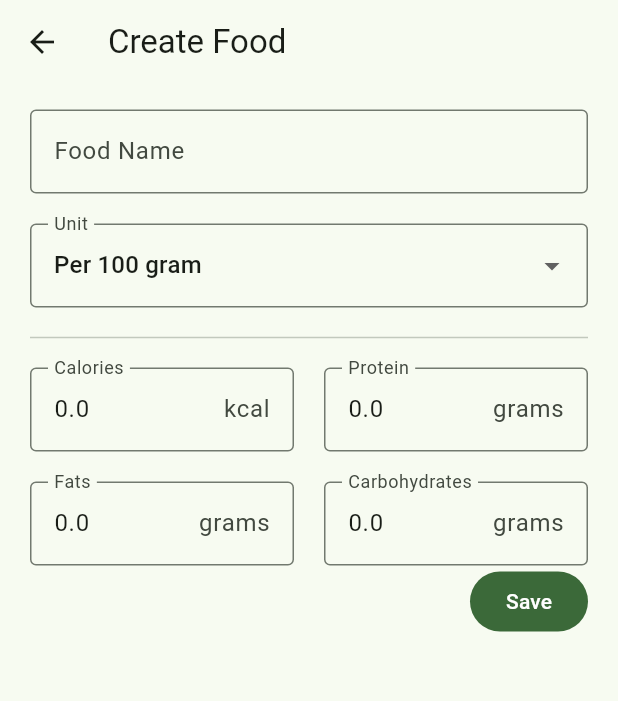
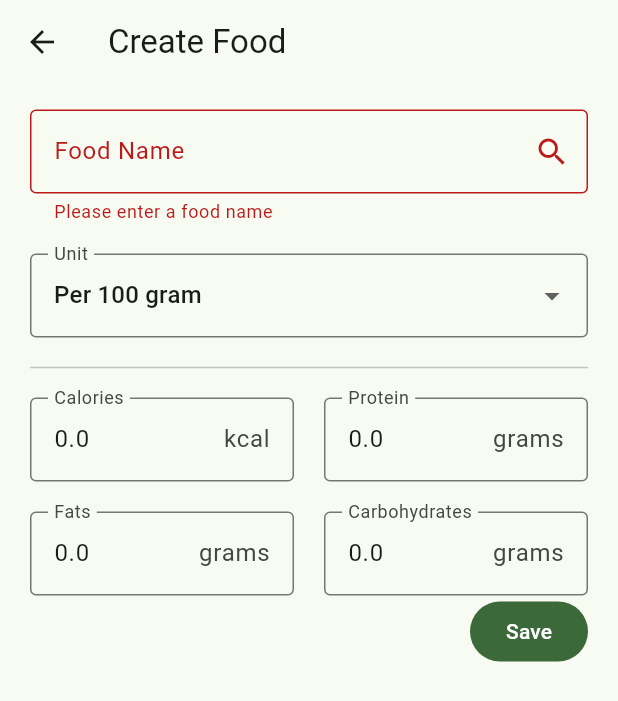
Before and after one commit to ashishtandon2000/macro_diary, a Flutter app: the ManageFood screen opened directly, after a tap on "Save", on a phone screen of 412 x 824 dp. Shown: the top 701 px of the screen. Run offline on Flutter 3.47's test engine with Material 3 defaults, Android fonts, the phone set to English and light mode, and no system bars; our stand-ins replace flutter_riverpod, isar; accounts and stored records are empty; generated files the repository leaves out were written again.

Commit message:
Add suggestion dropdown & search option

```diff
--- a/lib/features/food/presentation/view/manage_food_screen.dart
+++ b/lib/features/food/presentation/view/manage_food_screen.dart
@@ -6,7 +6,6 @@ import 'package:macro_diary/features/food/domain/entities/food.dart';
 import '../view_model/manage_food_viewmodel.dart';
 
 // TODO: Implement riverpod | refactor code
-
 
 class ManageFood extends ConsumerStatefulWidget {
   /// Screen to handle: create or edit food entry
@@ -29,14 +28,12 @@ class _ManageFoodState extends ConsumerState<ManageFood> {
     notif.initialLoading(widget.foodId);
   }
 
-
   @override
   Widget build(BuildContext context) {
-
     final state = ref.watch(manageFoodProvider);
 
     // if createMode entries will have zero values by default...
-    var initialData =  state.formInputs;
+    final initialData = state.formInputs;
 
     return Scaffold(
       appBar: AppBar(
@@ -52,20 +49,17 @@ class _ManageFoodState extends ConsumerState<ManageFood> {
                 child: SingleChildScrollView(
                   child: Column(
                     children: [
-                const SizedBox(height: 5,),
-                TextFormField(
-                  initialValue: initialData.name,
-                  autocorrect: true,
-                  enableSuggestions: true,
-                  onChanged: (name) {
-                    notif.updateInputs(name: name);
-                  },
-                  decoration: const InputDecoration(
-                      labelText: "Food Name",
-                      border: OutlineInputBorder(),
-                      hintText: "Food..."),
+                      const SizedBox(
+                        height: 5,
                       ),
-                const SizedBox(height: 20,),
+                      _FoodNameSearchField(
+                        key: ValueKey("food-name-${state.inputRevision}"),
+                        initialData: initialData,
+                        state: state,
+                      ),
+                      const SizedBox(
+                        height: 20,
+                      ),
                       DropdownButtonFormField(
                         decoration: const InputDecoration(
                           labelText: "Unit",
@@ -73,7 +67,9 @@ class _ManageFoodState extends ConsumerState<ManageFood> {
                         ),
                         value: initialData.unit,
                         onChanged: (unit) {
-                    if (unit != null) notif.updateInputs(unit: unit);
+                          if (unit != null) {
+                            notif.updateInputs(unit: unit);
+                          }
                         },
                         items: MeasureUnit.values
                             .map(
@@ -84,17 +80,35 @@ class _ManageFoodState extends ConsumerState<ManageFood> {
                             )
                             .toList(),
                       ),
-                const Divider(height: 40,),
-                _showMicrosInput(initialData,state),
+                      const Divider(
+                        height: 40,
+                      ),
+                      _showMicrosInput(initialData, state),
                       Row(
                         mainAxisAlignment: MainAxisAlignment.end,
                         children: [
                           FilledButton(
-                        onPressed:(){
-                          notif.saveFood(
-                              callback: ()=> Navigator.of(context).pop()
+                            onPressed: () async {
+                              if (_formKey.currentState?.validate() != true) {
+                                return;
+                              }
+
+                              final success = await notif.saveFood();
+                              if (!context.mounted) {
+                                return;
+                              }
+
+                              if (success) {
+                                Navigator.of(context).pop();
+                              } else {
+                                UIUtil.bottomNotifier(
+                                  context: context,
+                                  message: "Failed to save food item",
                                 );
-                        }, child: const Text("Save")),
+                              }
+                            },
+                            child: const Text("Save"),
+                          ),
                         ],
                       )
                     ],
@@ -105,21 +119,21 @@ class _ManageFoodState extends ConsumerState<ManageFood> {
     );
   }
 
-  Widget _showMicrosInput(FoodFormInputs initialData, ManageFoodState state){
+  Widget _showMicrosInput(FoodFormInputs initialData, ManageFoodState state) {
     return Column(
-
       children: [
-        Row(
-            children: [
+        Row(children: [
           // calories
           Expanded(
             child: TextFormField(
               initialValue: initialData.macros.calories.toString(),
+              key: ValueKey("calories-${state.inputRevision}"),
               keyboardType: TextInputType.number,
               onChanged: (val) {
                 final safeValue = double.tryParse(val);
-                    if(safeValue!= null){
-                      final newMacro = state.formInputs.macros.copyWith(calories: safeValue);
+                if (safeValue != null) {
+                  final newMacro =
+                      state.formInputs.macros.copyWith(calories: safeValue);
                   notif.updateInputs(macros: newMacro);
                 }
               },
@@ -129,16 +143,20 @@ class _ManageFoodState extends ConsumerState<ManageFood> {
                   suffixText: "kcal"),
             ),
           ),
-              const SizedBox(width: 20,),
+          const SizedBox(
+            width: 20,
+          ),
           // protein
           Expanded(
             child: TextFormField(
               initialValue: initialData.macros.protein.toString(),
+              key: ValueKey("protein-${state.inputRevision}"),
               keyboardType: TextInputType.number,
               onChanged: (val) {
                 final safeValue = double.tryParse(val);
-                    if(safeValue!= null){
-                      final newMacro = state.formInputs.macros.copyWith(protein: safeValue);
+                if (safeValue != null) {
+                  final newMacro =
+                      state.formInputs.macros.copyWith(protein: safeValue);
                   notif.updateInputs(macros: newMacro);
                 }
               },
@@ -148,21 +166,22 @@ class _ManageFoodState extends ConsumerState<ManageFood> {
                   suffixText: "grams"),
             ),
           ),
-            ]
-
+        ]),
+        const SizedBox(
+          height: 20,
         ),
-        const SizedBox(height: 20,),
-
         Row(
           children: [
             Expanded(
               child: TextFormField(
                 initialValue: initialData.macros.fats.toString(),
+                key: ValueKey("fats-${state.inputRevision}"),
                 keyboardType: TextInputType.number,
                 onChanged: (val) {
                   final safeValue = double.tryParse(val);
-                  if(safeValue!= null){
-                    final newMacro = state.formInputs.macros.copyWith(fats: safeValue);
+                  if (safeValue != null) {
+                    final newMacro =
+                        state.formInputs.macros.copyWith(fats: safeValue);
                     notif.updateInputs(macros: newMacro);
                   }
                 },
@@ -172,15 +191,19 @@ class _ManageFoodState extends ConsumerState<ManageFood> {
                     suffixText: "grams"),
               ),
             ),
-            const SizedBox(width: 20,),
+            const SizedBox(
+              width: 20,
+            ),
             Expanded(
               child: TextFormField(
                 initialValue: initialData.macros.carbs.toString(),
+                key: ValueKey("carbs-${state.inputRevision}"),
                 keyboardType: TextInputType.number,
                 onChanged: (val) {
                   final safeValue = double.tryParse(val);
-                  if(safeValue!= null){
-                    final newMacro = state.formInputs.macros.copyWith(carbs: safeValue);
+                  if (safeValue != null) {
+                    final newMacro =
+                        state.formInputs.macros.copyWith(carbs: safeValue);
                     notif.updateInputs(macros: newMacro);
                   }
                 },
@@ -197,6 +220,105 @@ class _ManageFoodState extends ConsumerState<ManageFood> {
   }
 }
 
+class _FoodNameSearchField extends ConsumerWidget {
+  const _FoodNameSearchField({
+    super.key,
+    required this.initialData,
+    required this.state,
+  });
+
+  final FoodFormInputs initialData;
+  final ManageFoodState state;
+
+  @override
+  Widget build(BuildContext context, WidgetRef ref) {
+    final notif = ref.read(manageFoodProvider.notifier);
+
+    return Column(
+      crossAxisAlignment: CrossAxisAlignment.stretch,
+      children: [
+        TextFormField(
+          initialValue: initialData.name,
+          autocorrect: true,
+          enableSuggestions: true,
+          onChanged: (name) {
+            notif.updateInputs(name: name, clearExternalId: true);
+          },
+          onFieldSubmitted: (_) => notif.searchFoodSuggestions(),
+          validator: (value) {
+            if (value == null || value.trim().isEmpty) {
+              return "Please enter a food name";
+            }
+            return null;
+          },
+          decoration: InputDecoration(
+            labelText: "Food Name",
+            border: const OutlineInputBorder(),
+            hintText: "Food...",
+            suffixIcon: IconButton(
+              tooltip: "Search USDA",
+              onPressed:
+                  state.isSearchingFoods ? null : notif.searchFoodSuggestions,
+              icon: const Icon(Icons.search),
+            ),
+          ),
+        ),
+        if (state.isSearchingFoods)
+          const Padding(
+            padding: EdgeInsets.only(top: 8),
+            child: LinearProgressIndicator(),
+          ),
+        if (!state.isSearchingFoods && state.searchError.isNotEmpty)
+          Padding(
+            padding: const EdgeInsets.only(top: 8),
+            child: Text(
+              state.searchError,
+              style: TextStyle(color: Theme.of(context).colorScheme.error),
+            ),
+          ),
+        if (!state.isSearchingFoods &&
+            state.searchError.isEmpty &&
+            state.hasSearchedFoods &&
+            state.foodSuggestions.isEmpty)
+          Padding(
+            padding: const EdgeInsets.only(top: 8),
+            child: Text(
+              "No USDA matches found.",
+              style: TextStyle(color: Theme.of(context).colorScheme.secondary),
+            ),
+          ),
+        if (!state.isSearchingFoods && state.foodSuggestions.isNotEmpty) ...[
+          const SizedBox(height: 12),
+          DropdownButtonFormField<Food>(
+            decoration: const InputDecoration(
+              labelText: "USDA Matches",
+              border: OutlineInputBorder(),
+            ),
+            isExpanded: true,
+            value: null,
+            items: state.foodSuggestions
+                .map(
+                  (food) => DropdownMenuItem(
+                    value: food,
+                    child: Text(
+                      "${food.name} (${food.macros.calories} kcal)",
+                      overflow: TextOverflow.ellipsis,
+                    ),
+                  ),
+                )
+                .toList(),
+            onChanged: (food) {
+              if (food != null) {
+                notif.applyFoodSuggestion(food);
+              }
+            },
+          ),
+        ],
+      ],
+    );
+  }
+}
+
 Map<MeasureUnit, String> _unitMap = {
   MeasureUnit.gram: 'Per 100 gram',
   MeasureUnit.milliliter: 'Per 100 milliliter',
```
Lines whose indentation alone changed are shown as unchanged.
